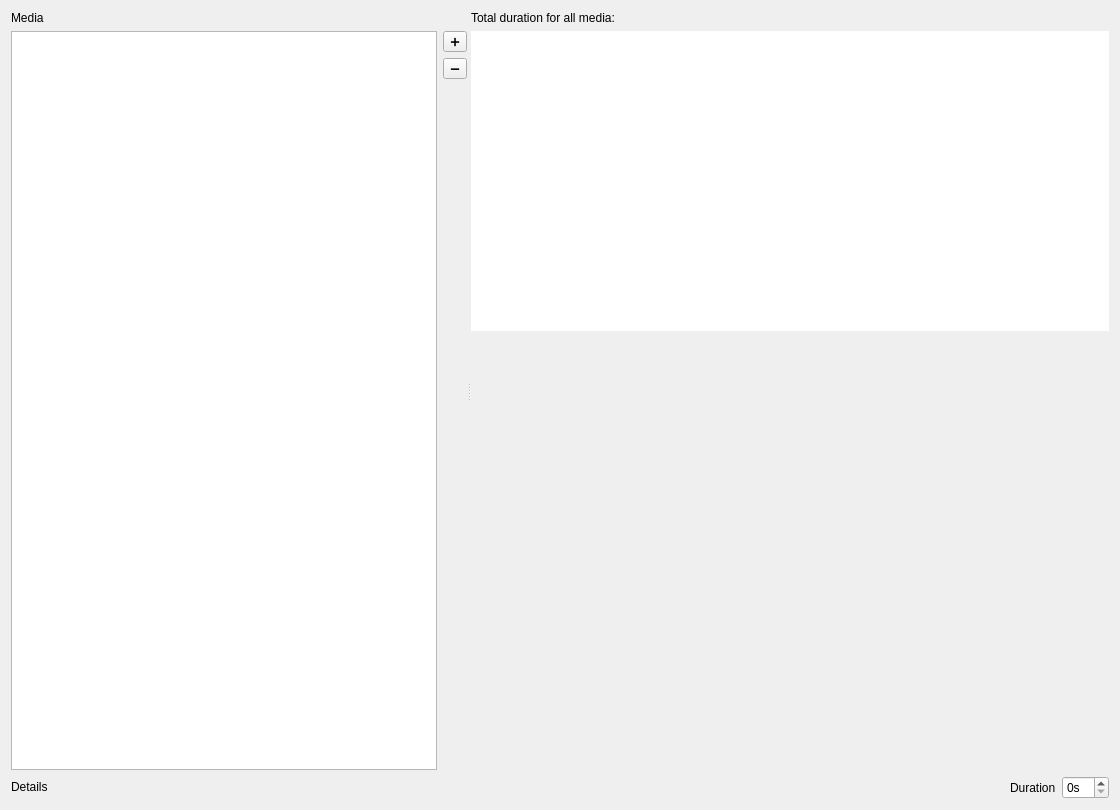
Above: animation_workbench/ui/media_list_widget_base.ui from timlinux/QGISAnimationWorkbench before the change. Below: the same form after it.
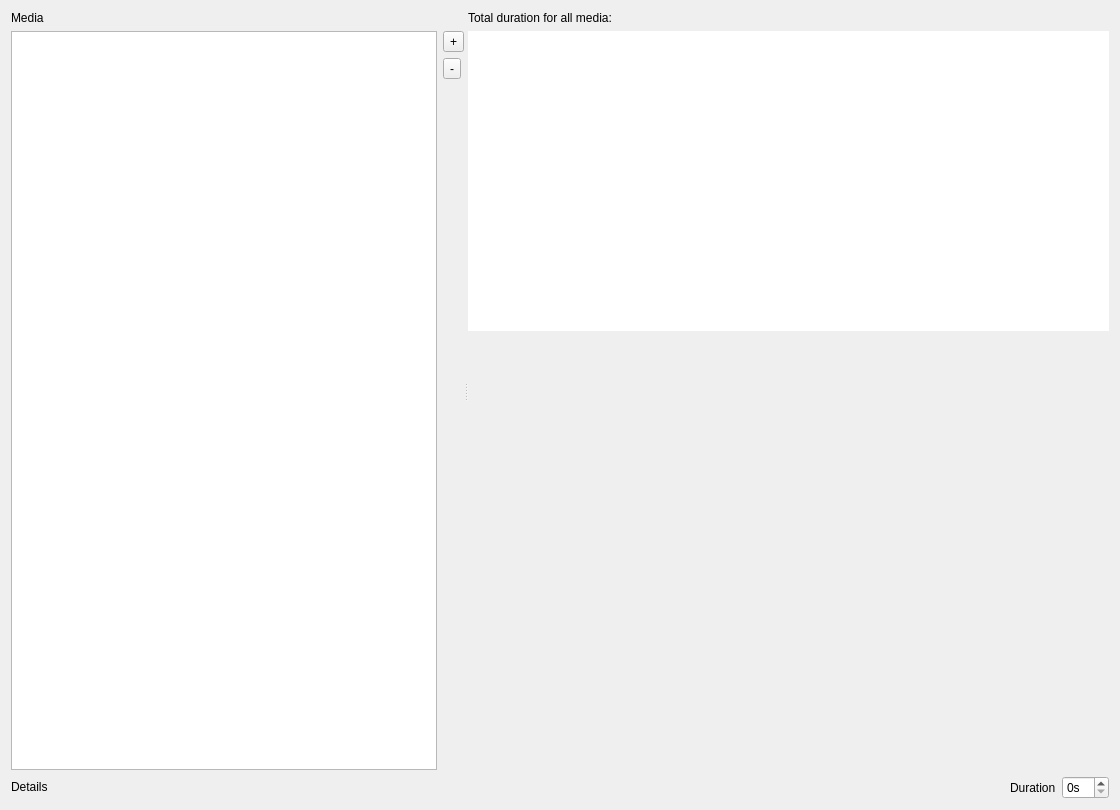
That is the form after the change.

What changed in the file:
```diff
--- a/animation_workbench/ui/media_list_widget_base.ui
+++ b/animation_workbench/ui/media_list_widget_base.ui
@@ -56,14 +56,14 @@
        <item row="1" column="1">
         <widget class="QToolButton" name="add_media">
          <property name="text">
-          <string>➕</string>
+          <string>+</string>
          </property>
         </widget>
        </item>
        <item row="2" column="1">
         <widget class="QToolButton" name="remove_media">
          <property name="text">
-          <string>➖</string>
+          <string>-</string>
          </property>
         </widget>
        </item>
```
